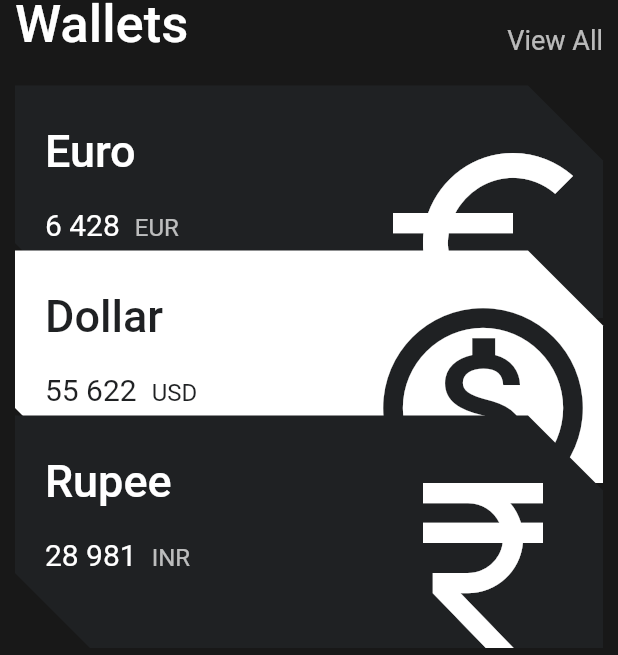
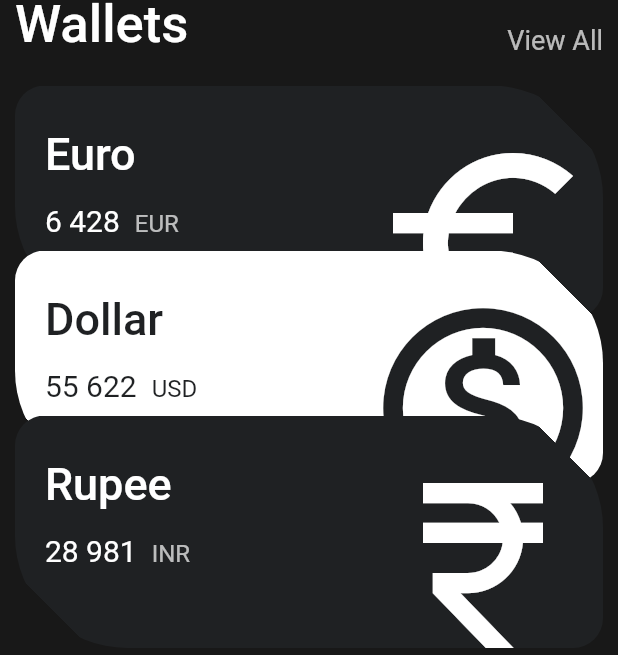
Before and after one commit to Mu-jun/flutter_toonflix, a Flutter app: the screen it shows after launch, scrolled down 81 dp, on a phone screen of 412 x 824 dp. Shown: the part 453-1108 px from the top of the screen. Run offline on Flutter 3.47's test engine with Material 2 defaults, Android fonts, the phone set to English and light mode, and no system bars.

Commit message:
카드 모양 상세 구현

```diff
--- a/lib/widgets/current_card.dart
+++ b/lib/widgets/current_card.dart
@@ -25,13 +25,23 @@ class CurrentCard extends StatelessWidget {
       offset: Offset(0, index * offsetY),
       child: Container(
         clipBehavior: Clip.hardEdge,
-        decoration: ShapeDecoration(
-          color: isIverted ? Colors.white : blackColor,
-          shape: const BeveledRectangleBorder(
+        decoration: const ShapeDecoration(
+          shape: BeveledRectangleBorder(
             borderRadius: BorderRadius.only(
               topRight: Radius.circular(50),
               bottomLeft: Radius.circular(50),
             ),
+          ),
+        ),
+        child: Container(
+          clipBehavior: Clip.hardEdge,
+          decoration: BoxDecoration(
+            color: isIverted ? Colors.white : blackColor,
+            borderRadius: const BorderRadius.only(
+              topLeft: Radius.circular(20),
+              bottomRight: Radius.circular(20),
+              topRight: Radius.circular(75),
+              bottomLeft: Radius.circular(75),
             ),
           ),
           child: Padding(
@@ -49,7 +59,7 @@ class CurrentCard extends StatelessWidget {
                           fontSize: 30,
                           fontWeight: FontWeight.w500),
                     ),
-                  const SizedBox(height: 20),
+                    const SizedBox(height: 15),
                     Row(
                       crossAxisAlignment: CrossAxisAlignment.end,
                       children: [
@@ -89,6 +99,7 @@ class CurrentCard extends StatelessWidget {
             ),
           ),
         ),
+      ),
     );
   }
 }
```
Lines whose indentation alone changed are shown as unchanged.
